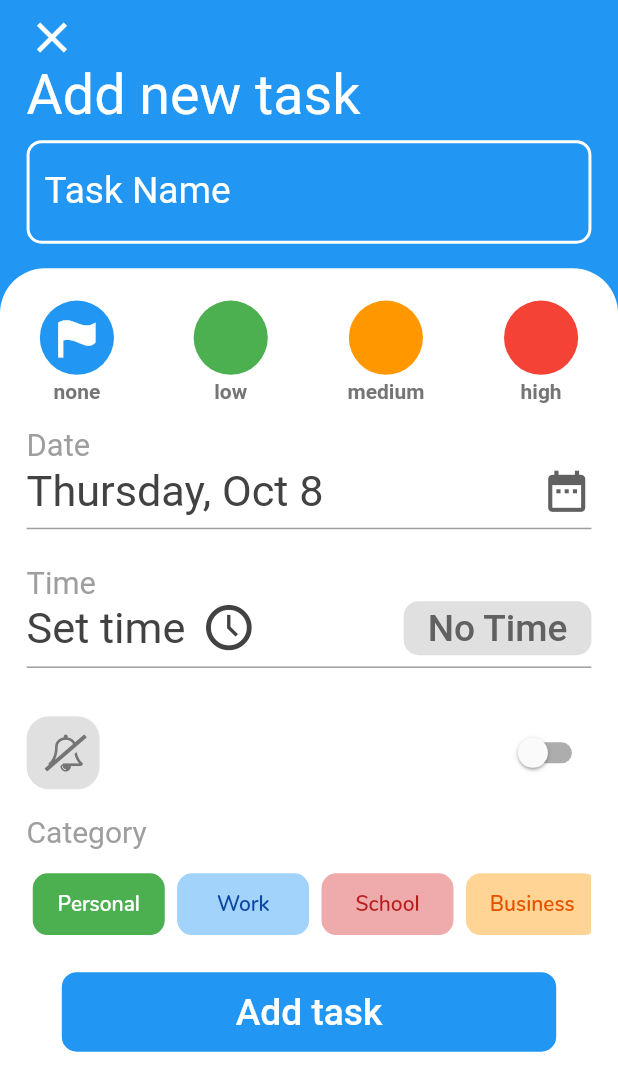
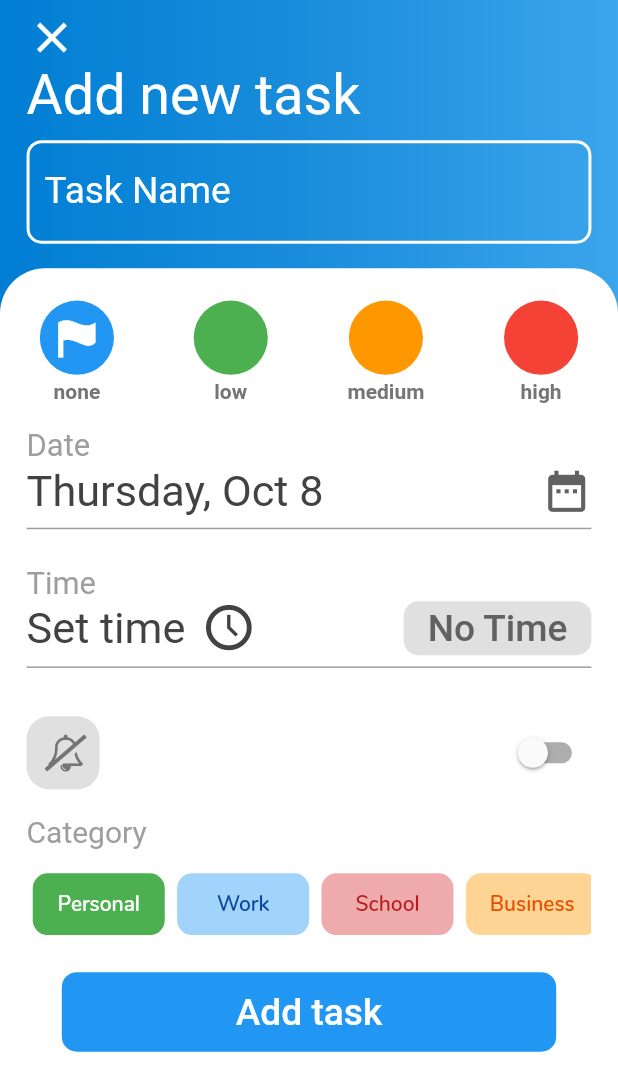
Before and after one commit to CreativelyLogical/todolist-app, a Flutter app: the AddTaskFullScreen screen opened directly, on a phone screen of 412 x 824 dp. Shown: the top 1091 px of the screen. Run offline on Flutter 3.47's test engine with Material 2 defaults, Android fonts, the light colour scheme and no system bars; our stand-ins replace auto_size_text, flutter_local_notifications, flutter_svg, fluttertoast, percent_indicator, rxdart and 1 more; accounts and stored records are empty.

```diff
--- a/lib/main.dart
+++ b/lib/main.dart
@@ -11,6 +11,7 @@ import 'package:flutter_local_notifications/flutter_local_notifications.dart';
 import 'package:rxdart/subjects.dart';
 import 'package:my_todo/notifications/todo_notifications.dart';
 import 'dart:io';
+import 'screens/overview_screen.dart';
 
 Future<void> main() async {
 //  await TodoNotifications().init();
@@ -28,6 +29,7 @@ class MyApp extends StatefulWidget {
   _MyAppState createState() => _MyAppState();
 
   static var pagesOnStack = 0;
+  static String userViewState = 'PRIORITY';
 }
 
 class _MyAppState extends State<MyApp> {
--- a/lib/screens/add_task_fullscreen.dart
+++ b/lib/screens/add_task_fullscreen.dart
@@ -419,7 +419,17 @@ class _AddTaskFullScreenState extends State<AddTaskFullScreen>
     return Scaffold(
         resizeToAvoidBottomPadding: false,
         backgroundColor: kBlue,
-        body: SafeArea(
+        body: Container(
+          decoration: BoxDecoration(
+            gradient: LinearGradient(
+              colors: [
+                const Color(0xff007ed4),
+                const Color(0xff1a8ddb),
+                const Color(0xff3ba5ed),
+              ],
+            ),
+          ),
+          child: SafeArea(
             bottom: false,
             child: Form(
               key: _formKey,
@@ -512,13 +522,13 @@ class _AddTaskFullScreenState extends State<AddTaskFullScreen>
                           borderRadius: BorderRadius.circular(10.0),
                         ),
                         errorBorder: OutlineInputBorder(
-                        borderSide:
-                            BorderSide(color: Colors.orangeAccent, width: 4.0),
+                          borderSide: BorderSide(
+                              color: Colors.orangeAccent, width: 4.0),
                           borderRadius: BorderRadius.circular(10.0),
                         ),
                         focusedErrorBorder: OutlineInputBorder(
-                        borderSide:
-                            BorderSide(color: Colors.orangeAccent, width: 4.0),
+                          borderSide: BorderSide(
+                              color: Colors.orangeAccent, width: 4.0),
                           borderRadius: BorderRadius.circular(10.0),
                         ),
                       ),
@@ -677,7 +687,8 @@ class _AddTaskFullScreenState extends State<AddTaskFullScreen>
                                 getDatePickerOS(context);
                               },
                               child: Row(
-                              mainAxisAlignment: MainAxisAlignment.spaceBetween,
+                                mainAxisAlignment:
+                                    MainAxisAlignment.spaceBetween,
                                 children: <Widget>[
                                   Text(
                                     selectedDate,
@@ -703,7 +714,8 @@ class _AddTaskFullScreenState extends State<AddTaskFullScreen>
                           ), // date setter
                           Padding(
                             padding: EdgeInsets.symmetric(
-                              horizontal: SizeConfig.blockSizeHorizontal * 4.3),
+                                horizontal:
+                                    SizeConfig.blockSizeHorizontal * 4.3),
                             child: Divider(
                               color: Colors.grey,
                               thickness: 1,
@@ -746,13 +758,15 @@ class _AddTaskFullScreenState extends State<AddTaskFullScreen>
 //                                });
                                   },
                                   child: Row(
-                                  crossAxisAlignment: CrossAxisAlignment.center,
+                                    crossAxisAlignment:
+                                        CrossAxisAlignment.center,
                                     children: <Widget>[
                                       Text(
                                         selectedTime,
                                         style: TextStyle(
                                           fontSize:
-                                            SizeConfig.blockSizeVertical * 3.5,
+                                              SizeConfig.blockSizeVertical *
+                                                  3.5,
                                           color: taskHasTime
                                               ? Colors.grey.shade800
                                               : Colors.grey.shade400,
@@ -768,7 +782,8 @@ class _AddTaskFullScreenState extends State<AddTaskFullScreen>
                                         alignment: Alignment(0, 1),
                                         child: Icon(
                                           SetTimeIcon.clock,
-                                        size: SizeConfig.blockSizeVertical * 4,
+                                          size:
+                                              SizeConfig.blockSizeVertical * 4,
                                           color: taskHasTime
                                               ? Colors.grey.shade800
                                               : Colors.grey.shade400,
@@ -783,8 +798,8 @@ class _AddTaskFullScreenState extends State<AddTaskFullScreen>
                                     materialTapTargetSize:
                                         MaterialTapTargetSize.shrinkWrap,
                                     shape: RoundedRectangleBorder(
-                                    borderRadius:
-                                        BorderRadius.all(Radius.circular(10.0)),
+                                      borderRadius: BorderRadius.all(
+                                          Radius.circular(10.0)),
                                     ),
                                     color: !taskHasTime
                                         ? kBlue
@@ -813,7 +828,8 @@ class _AddTaskFullScreenState extends State<AddTaskFullScreen>
                           ), // time setter
                           Padding(
                             padding: EdgeInsets.symmetric(
-                              horizontal: SizeConfig.blockSizeHorizontal * 4.3),
+                                horizontal:
+                                    SizeConfig.blockSizeHorizontal * 4.3),
                             child: Divider(
                               color: Colors.grey,
                               thickness: 1,
@@ -835,8 +851,8 @@ class _AddTaskFullScreenState extends State<AddTaskFullScreen>
                                         color: remind == true
                                             ? Colors.blue.shade100
                                             : Colors.grey.shade300,
-                                      borderRadius:
-                                          BorderRadius.all(Radius.circular(15)),
+                                        borderRadius: BorderRadius.all(
+                                            Radius.circular(15)),
                                       ),
                                       padding: EdgeInsets.all(12),
                                       child: Row(
@@ -853,7 +869,8 @@ class _AddTaskFullScreenState extends State<AddTaskFullScreen>
                                                   ? NotificationBells.bell
                                                   : NotificationBells
                                                       .bell_off_empty,
-                                            size: SizeConfig.blockSizeVertical *
+                                              size:
+                                                  SizeConfig.blockSizeVertical *
                                                       3,
                                               color: remind == true
                                                   ? Colors.blue.shade800
@@ -1035,6 +1052,7 @@ class _AddTaskFullScreenState extends State<AddTaskFullScreen>
                 ],
               ),
             ),
+          ),
         )
 //      body:
         );
--- a/lib/screens/overview_screen.dart
+++ b/lib/screens/overview_screen.dart
@@ -27,7 +27,7 @@ class _OverviewScreenState extends State<OverviewScreen> {
     setState(() {});
   }
 
-  String userViewState = PRIORITY;
+  String userViewState = MyApp.userViewState;
 
   @override
   void didChangeDependencies() {
@@ -291,6 +291,7 @@ class _OverviewScreenState extends State<OverviewScreen> {
                       onTap: () {
                         setState(() {
                           userViewState = PRIORITY;
+                          MyApp.userViewState = userViewState;
                         });
                       },
                       child: Container(
@@ -328,6 +329,7 @@ class _OverviewScreenState extends State<OverviewScreen> {
                       onTap: () {
                         setState(() {
                           userViewState = CATEGORY;
+                          MyApp.userViewState = userViewState;
                         });
                       },
                       child: Container(
```
Also changed, not shown: lib/screens/all_tasks_screen.dart (+10 -0 lines), 1 other file. Lines whose indentation alone changed are shown as unchanged.
